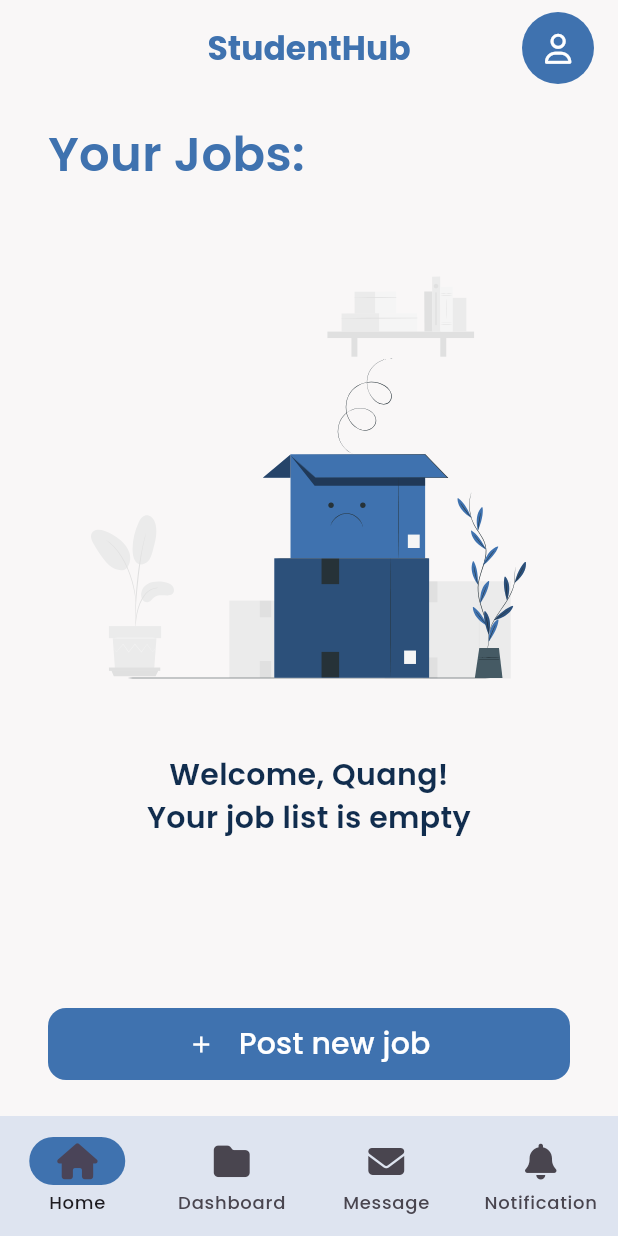
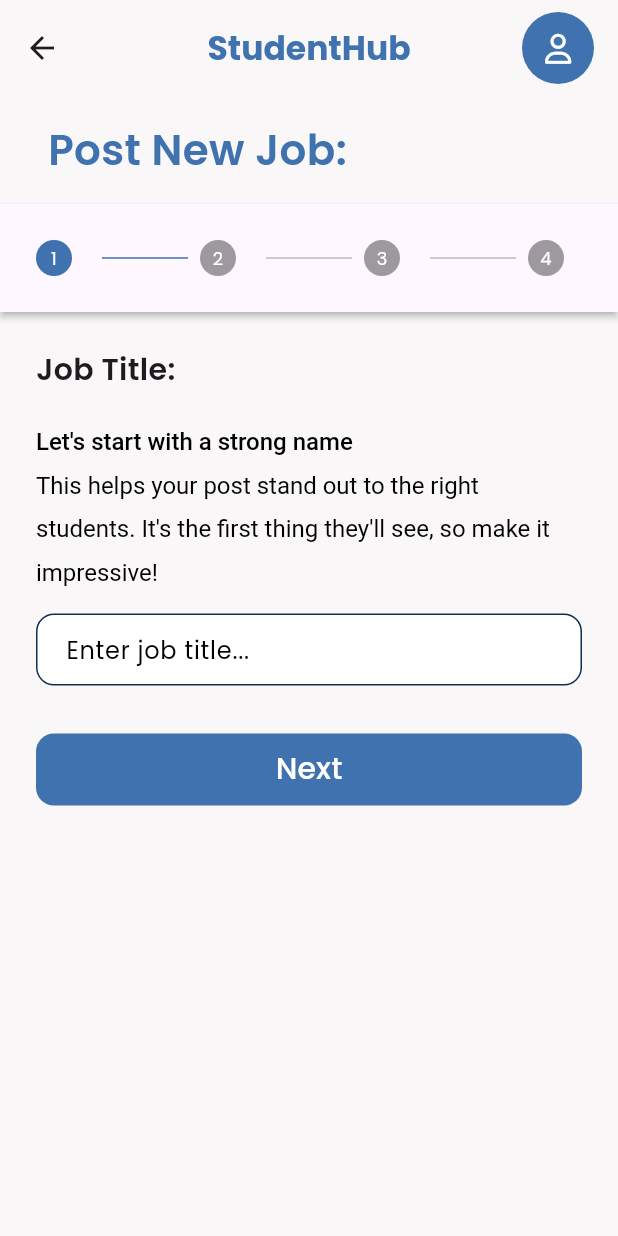
Before and after one commit to NguyenQuang179/amp_studenthub, a Flutter app: the screen it shows after launch, after a tap on "Post new job", on a phone screen of 412 x 824 dp. Run offline on Flutter 3.47's test engine with Material 3 defaults, Android fonts, the phone set to English and light mode, and no system bars; our stand-ins replace flutter_svg, font_awesome_flutter, go_router, google_fonts.

Commit message:
Add Post Job Screen UI

```diff
--- a/lib/main.dart
+++ b/lib/main.dart
@@ -1,11 +1,12 @@
 import 'package:amp_studenthub/configs/constant.dart';
-import 'package:amp_studenthub/screens/company_dashboard_screen.dart';
 import 'package:amp_studenthub/screens/navigation_menu.dart';
+import 'package:amp_studenthub/screens/post_job_screen.dart';
 import 'package:flutter/material.dart';
+import 'package:go_router/go_router.dart';
 import 'package:google_fonts/google_fonts.dart';
 
 void main() {
-  runApp(const MyApp());
+  runApp(MyApp());
 }
 
 ThemeData _buildTheme(brightness) {
@@ -25,15 +26,25 @@ ThemeData _buildTheme(brightness) {
 }
 
 class MyApp extends StatelessWidget {
-  const MyApp({super.key});
+  MyApp({super.key});
+  final GoRouter _router = GoRouter(routes: [
+    GoRoute(
+      path: '/',
+      builder: (context, state) => const NavigationMenu(),
+    ),
+    GoRoute(
+      path: '/postJob',
+      builder: (context, state) => PostJobScreen(),
+    )
+  ]);
 
   @override
   Widget build(BuildContext context) {
-    return MaterialApp(
+    return MaterialApp.router(
+      routerConfig: _router,
       title: 'StudentHub',
       debugShowCheckedModeBanner: false,
       theme: _buildTheme(Brightness.light),
-      home: NavigationMenu(),
     );
   }
 }
--- a/lib/screens/company_dashboard_screen.dart
+++ b/lib/screens/company_dashboard_screen.dart
@@ -2,6 +2,7 @@ import 'package:amp_studenthub/configs/constant.dart';
 import 'package:flutter/material.dart';
 import 'package:flutter_svg/flutter_svg.dart';
 import 'package:font_awesome_flutter/font_awesome_flutter.dart';
+import 'package:go_router/go_router.dart';
 
 class CompanyDashboardScreen extends StatelessWidget {
   const CompanyDashboardScreen({super.key});
@@ -87,7 +88,7 @@ class CompanyDashboardScreen extends StatelessWidget {
                   width: double.infinity,
                   height: 48,
                   child: TextButton(
-                    onPressed: () {},
+                    onPressed: () => GoRouter.of(context).push('/postJob'),
                     style: TextButton.styleFrom(
                         shape: RoundedRectangleBorder(
                             borderRadius: BorderRadius.circular(12)),
@@ -97,13 +98,16 @@ class CompanyDashboardScreen extends StatelessWidget {
                       mainAxisAlignment: MainAxisAlignment.center,
                       children: [
                         Container(
-                            margin: EdgeInsets.only(right: 16),
+                          margin: EdgeInsets.only(left: 16),
+                          child: const Text(
+                            'Post new job',
+                            style: TextStyle(
+                                fontSize: 20, fontWeight: FontWeight.w500),
+                          ),
+                        ),
+                        Container(
+                            margin: EdgeInsets.only(left: 16),
                             child: const Icon(Icons.add)),
-                        const Text(
-                          'Post new job',
-                          style: TextStyle(
-                              fontSize: 20, fontWeight: FontWeight.w500),
-                        ),
                       ],
                     ),
                   )),
--- a/lib/screens/home_screen.dart
+++ b/lib/screens/home_screen.dart
@@ -59,7 +59,7 @@ class HomeScreen extends StatelessWidget {
                         flex: 1,
                         child: Container(
                             width: double.infinity,
-                            padding: EdgeInsets.symmetric(vertical: 24),
+                            padding: const EdgeInsets.symmetric(vertical: 24),
                             child: RichText(
                                 text: const TextSpan(
                               style: TextStyle(
--- /dev/null
+++ b/lib/screens/post_job_screen.dart
@@ -0,0 +1,468 @@
+import 'package:amp_studenthub/configs/constant.dart';
+import 'package:flutter/material.dart';
+import 'package:font_awesome_flutter/font_awesome_flutter.dart';
+import 'package:go_router/go_router.dart';
+
+class PostJobScreen extends StatefulWidget {
+  PostJobScreen({super.key});
+
+  @override
+  State<PostJobScreen> createState() => _PostJobScreenState();
+}
+
+class _PostJobScreenState extends State<PostJobScreen> {
+  final jobTitleController = TextEditingController();
+  final numberOfStudentController = TextEditingController();
+  final descriptionController = TextEditingController();
+
+  final List<String> timelineOptions = ['1 to 3 months', '3 to 6 months'];
+  int selectedTimelineOption = 0;
+  List<Step> getSteps() => [
+        Step(
+            state: currentStep > 0 ? StepState.complete : StepState.indexed,
+            isActive: currentStep >= 0,
+            title: Text(""),
+            content: Container(
+              child: Column(
+                crossAxisAlignment: CrossAxisAlignment.start,
+                children: [
+                  Container(
+                    margin: EdgeInsets.only(bottom: 16),
+                    child: const Text(
+                      "Job Title:",
+                      style:
+                          TextStyle(fontSize: 20, fontWeight: FontWeight.w600),
+                    ),
+                  ),
+                  Container(
+                    decoration: BoxDecoration(),
+                    child: RichText(
+                      text: const TextSpan(
+                          style: TextStyle(
+                            fontSize: 16,
+                            height: 1.8,
+                            color: Constant.textColor,
+                          ),
+                          children: <TextSpan>[
+                            TextSpan(
+                                text: "Let's start with a strong name\n",
+                                style: TextStyle(fontWeight: FontWeight.w500)),
+                            TextSpan(
+                                text:
+                                    "This helps your post stand out to the right students. It's the first thing they'll see, so make it impressive!")
+                          ]),
+                    ),
+                  ),
+                  Container(
+                    margin: EdgeInsets.only(top: 16, bottom: 32),
+                    child: TextFormField(
+                        controller: jobTitleController,
+                        decoration: InputDecoration(
+                            contentPadding: const EdgeInsets.only(
+                                top: 8, left: 16, right: 16),
+                            filled: true,
+                            fillColor: Constant.onPrimaryColor,
+                            hintText: "Enter job title...",
+                            labelStyle: TextStyle(color: Colors.grey[600]),
+                            border: OutlineInputBorder(
+                                borderRadius: BorderRadius.circular(12),
+                                borderSide: const BorderSide(
+                                    color: Constant.secondaryColor, width: 1)),
+                            focusedBorder: OutlineInputBorder(
+                                borderRadius: BorderRadius.circular(12),
+                                borderSide: const BorderSide(
+                                    color: Constant.secondaryColor, width: 1)),
+                            enabledBorder: OutlineInputBorder(
+                                borderRadius: BorderRadius.circular(12),
+                                borderSide: const BorderSide(
+                                    color: Constant.secondaryColor,
+                                    width: 1)))),
+                  )
+                ],
+              ),
+            )),
+        Step(
+            state: currentStep > 1 ? StepState.complete : StepState.indexed,
+            isActive: currentStep >= 1,
+            title: Text(""),
+            content: Container(
+              child: Column(
+                crossAxisAlignment: CrossAxisAlignment.start,
+                children: [
+                  const Text(
+                    "Scope For Your Job:",
+                    style: TextStyle(fontSize: 20, fontWeight: FontWeight.w600),
+                  ),
+                  Container(
+                    decoration: BoxDecoration(),
+                    child: RichText(
+                      text: const TextSpan(
+                          style: TextStyle(
+                            fontSize: 16,
+                            height: 1.8,
+                            color: Constant.textColor,
+                          ),
+                          children: <TextSpan>[
+                            TextSpan(
+                                text:
+                                    "Estimate the scope for your job. Consider the size of your project and the timeline")
+                          ]),
+                    ),
+                  ),
+                  Container(
+                      margin: EdgeInsets.symmetric(vertical: 16),
+                      child: const Text(
+                        "1. How long will your project take?",
+                        style: TextStyle(
+                            fontWeight: FontWeight.w600, fontSize: 16),
+                      )),
+                  ListTile(
+                    title: const Text("1 to 3 months"),
+                    leading: Radio(
+                      groupValue: timelineOptions[selectedTimelineOption],
+                      value: timelineOptions[0],
+                      onChanged: (String? value) {},
+                    ),
+                  ),
+                  ListTile(
+                    title: const Text("3 to 6 months"),
+                    leading: Radio(
+                      groupValue: timelineOptions[selectedTimelineOption],
+                      value: timelineOptions[1],
+                      onChanged: (String? value) {},
+                    ),
+                  ),
+                  Container(
+                      margin: const EdgeInsets.symmetric(vertical: 16),
+                      child: const Text(
+                        "2. How many student do you want for this project?",
+                        style: TextStyle(
+                            fontWeight: FontWeight.w600, fontSize: 16),
+                      )),
+                  Container(
+                    margin: const EdgeInsets.only(bottom: 32),
+                    child: TextFormField(
+                        keyboardType: TextInputType.number,
+                        controller: numberOfStudentController,
+                        decoration: InputDecoration(
+                            contentPadding: const EdgeInsets.only(
+                                top: 8, left: 16, right: 16),
+                            filled: true,
+                            fillColor: Constant.onPrimaryColor,
+                            hintText: "Enter number of student...",
+                            labelStyle: TextStyle(color: Colors.grey[600]),
+                            border: OutlineInputBorder(
+                                borderRadius: BorderRadius.circular(12),
+                                borderSide: const BorderSide(
+                                    color: Constant.secondaryColor, width: 1)),
+                            focusedBorder: OutlineInputBorder(
+                                borderRadius: BorderRadius.circular(12),
+                                borderSide: const BorderSide(
+                                    color: Constant.secondaryColor, width: 1)),
+                            enabledBorder: OutlineInputBorder(
+                                borderRadius: BorderRadius.circular(12),
+                                borderSide: const BorderSide(
+                                    color: Constant.secondaryColor,
+                                    width: 1)))),
+                  ),
+                ],
+              ),
+            )),
+        Step(
+            state: currentStep > 2 ? StepState.complete : StepState.indexed,
+            isActive: currentStep >= 2,
+            title: Text(""),
+            content: Container(
+              child: Column(
+                crossAxisAlignment: CrossAxisAlignment.start,
+                children: [
+                  Container(
+                    margin: const EdgeInsets.only(bottom: 16),
+                    child: const Text(
+                      "Project Description:",
+                      style:
+                          TextStyle(fontSize: 20, fontWeight: FontWeight.w600),
+                    ),
+                  ),
+                  Column(
+                    crossAxisAlignment: CrossAxisAlignment.start,
+                    children: [
+                      Container(
+                          margin: const EdgeInsets.only(bottom: 8),
+                          child: const Text("Students are looking for:")),
+                      Container(
+                        margin: const EdgeInsets.only(bottom: 8, left: 16),
+                        child: const Text(
+                            "\u2022 Clear expectation about your project or deliverables."),
+                      ),
+                      Container(
+                          margin: const EdgeInsets.only(bottom: 8, left: 16),
+                          child: Text(
+                              "\u2022 The skills required for your project.")),
+                      Container(
+                          margin: const EdgeInsets.only(bottom: 8, left: 16),
+                          child: Text("\u2022 Detail about your project"))
+                    ],
+                  ),
+                  Container(
+                    margin: const EdgeInsets.only(top: 8, bottom: 32),
+                    child: TextFormField(
+                        maxLines: 5,
+                        controller: descriptionController,
+                        decoration: InputDecoration(
+                            contentPadding: const EdgeInsets.only(
+                                top: 16, left: 16, right: 16),
+                            filled: true,
+                            fillColor: Constant.onPrimaryColor,
+                            hintText: "Enter job description...",
+                            labelStyle: TextStyle(color: Colors.grey[600]),
+                            border: OutlineInputBorder(
+                                borderRadius: BorderRadius.circular(12),
+                                borderSide: const BorderSide(
+                                    color: Constant.secondaryColor, width: 1)),
+                            focusedBorder: OutlineInputBorder(
+                                borderRadius: BorderRadius.circular(12),
+                                borderSide: const BorderSide(
+                                    color: Constant.secondaryColor, width: 1)),
+                            enabledBorder: OutlineInputBorder(
+                                borderRadius: BorderRadius.circular(12),
+                                borderSide: const BorderSide(
+                                    color: Constant.secondaryColor,
+                                    width: 1)))),
+                  ),
+                ],
+              ),
+            )),
+        Step(
+            isActive: currentStep >= 3,
+            title: Text(""),
+            content: Container(
+              child: Column(
+                children: [
+                  const Text(
+                    "Project Description:",
+                    style: TextStyle(fontSize: 20, fontWeight: FontWeight.w600),
+                  ),
+                  Container(
+                    decoration: BoxDecoration(),
+                    child: RichText(
+                      text: TextSpan(
+                          style: const TextStyle(
+                            fontSize: 16,
+                            height: 1.8,
+                            color: Constant.textColor,
+                          ),
+                          children: <TextSpan>[
+                            TextSpan(
+                                text: "${jobTitleController.text}\n",
+                                style: const TextStyle(
+                                    fontWeight: FontWeight.w500)),
+                            TextSpan(
+                                text:
+                                    "Number of students: ${numberOfStudentController.text}\n"),
+                            TextSpan(
+                                text:
+                                    "Description: ${descriptionController.text}\n"),
+                          ]),
+                    ),
+                  ),
+                  Container(
+                    margin: EdgeInsets.symmetric(vertical: 16),
+                    child: TextFormField(
+                        controller: descriptionController,
+                        maxLines: 5,
+                        decoration: InputDecoration(
+                            labelText: "Description:", hintMaxLines: 5)),
+                  )
+                ],
+              ),
+            ))
+      ];
+
+  int currentStep = 0;
+
+  @override
+  Widget build(BuildContext context) {
+    return Scaffold(
+        appBar: AppBar(
+          leading: BackButton(
+            onPressed: () => GoRouter.of(context).pop(),
+          ),
+          backgroundColor: Constant.backgroundColor,
+          toolbarHeight: 64,
+          title: const Text(
+            'StudentHub',
+            style: TextStyle(
+                color: Constant.primaryColor, fontWeight: FontWeight.bold),
+          ),
+          actions: [
+            Padding(
+              padding: const EdgeInsets.symmetric(vertical: 8, horizontal: 16),
+              child: CircleAvatar(
+                radius: 24,
+                backgroundColor: Constant.primaryColor,
+                child: IconButton(
+                  icon: const FaIcon(
+                    FontAwesomeIcons.user,
+                    size: 20,
+                    color: Constant.onPrimaryColor,
+                  ),
+                  onPressed: () {},
+                ),
+              ),
+            ),
+          ],
+          centerTitle: true,
+        ),
+        body: SizedBox.expand(
+          child: Container(
+            padding: const EdgeInsets.symmetric(vertical: 16),
+            child:
+                Column(mainAxisAlignment: MainAxisAlignment.center, children: [
+              Expanded(
+                  child: Column(
+                children: [
+                  Container(
+                      width: double.infinity,
+                      margin: const EdgeInsets.only(
+                          bottom: 16, left: 32, right: 32),
+                      child: const Text(
+                        "Post New Job:",
+                        style: TextStyle(
+                            fontSize: 28,
+                            fontWeight: FontWeight.w600,
+                            color: Constant.primaryColor),
+                      )),
+                  Expanded(
+                    child: Container(
+                        child: Theme(
+                      data: Theme.of(context).copyWith(
+                          shadowColor: Colors.transparent,
+                          colorScheme: const ColorScheme.light(
+                              primary: Constant.primaryColor)),
+                      child: Stepper(
+                        type: StepperType.horizontal,
+                        steps: getSteps(),
+                        currentStep: currentStep,
+                        onStepContinue: () {
+                          final isLastStep =
+                              currentStep == getSteps().length - 1;
+                          if (isLastStep) {
+                            print("Completed post a job");
+                            print('Job Title: ${jobTitleController.text}');
+                            print(
+                                'Number Of Students: ${numberOfStudentController.text}');
+                            print('Description: ${descriptionController.text}');
+                            GoRouter.of(context).pop();
+                            return;
+                          }
+                          setState(() => currentStep += 1);
+                        },
+                        onStepCancel: currentStep == 0
+                            ? null
+                            : () {
+                                setState(() => currentStep -= 1);
+                              },
+                        onStepTapped: (step) {
+                          setState(() {
+                            // if (step > currentStep) return;
+                            currentStep = step;
+                          });
+                        },
+                        controlsBuilder: (context, details) {
+                          final isLastStep =
+                              currentStep == getSteps().length - 1;
+                          return Column(
+                            children: [
+                              Container(
+                                  margin: const EdgeInsets.only(bottom: 8),
+                                  width: double.infinity,
+                                  height: 48,
+                                  child: TextButton(
+                                    onPressed: details.onStepContinue,
+                                    style: TextButton.styleFrom(
+                                        shape: RoundedRectangleBorder(
+                                            borderRadius:
+                                                BorderRadius.circular(12)),
+                                        backgroundColor: Constant.primaryColor,
+                                        foregroundColor:
+                                            Constant.onPrimaryColor),
+                                    child: Row(
+                                      mainAxisAlignment:
+                                          MainAxisAlignment.center,
+                                      children: [
+                                        Container(
+                                          child: Text(
+                                            (isLastStep ? "Post" : 'Next'),
+                                            style: const TextStyle(
+                                                fontSize: 20,
+                                                fontWeight: FontWeight.w500),
+                                          ),
+                                        ),
+                                      ],
+                                    ),
+                                  )),
+                              if (currentStep > 0)
+                                Container(
+                                    margin: const EdgeInsets.only(bottom: 8),
+                                    width: double.infinity,
+                                    height: 48,
+                                    child: TextButton(
+                                      onPressed: details.onStepCancel,
+                                      style: TextButton.styleFrom(
+                                          shape: RoundedRectangleBorder(
+                                              borderRadius:
+                                                  BorderRadius.circular(12)),
+                                          backgroundColor:
+                                              Constant.primaryColor,
+                                          foregroundColor:
+                                              Constant.onPrimaryColor),
+                                      child: Row(
+                                        mainAxisAlignment:
+                                            MainAxisAlignment.center,
+                                        children: [
+                                          Container(
+                                            child: const Text(
+                                              'Back',
+                                              style: TextStyle(
+                                                  fontSize: 20,
+                                                  fontWeight: FontWeight.w500),
+                                            ),
+                                          ),
+                                        ],
+                                      ),
+                                    )),
+                            ],
+                          );
+                        },
+                      ),
+                    )
+                        // Column(
+                        //   children: [
+                        //     Container(
+                        //       alignment: Alignment.center,
+                        //       child: Text("")
+                        //     ),
+                        //     Container(
+                        //       margin: const EdgeInsets.only(top: 24),
+                        //       child: const Text(
+                        //         "Welcome, Quang!\nYour job list is empty",
+                        //         style: TextStyle(
+                        //           color: Constant.secondaryColor,
+                        //           fontWeight: FontWeight.w600,
+                        //           fontSize: 20,
+                        //         ),
+                        //         textAlign: TextAlign.center,
+                        //       ),
+                        //     )
+                        //   ],
+                        // ),
+                        ),
+                  ),
+                ],
+              )),
+            ]),
+          ),
+        ));
+  }
+}
```
Also changed, not shown: 1 other file.
